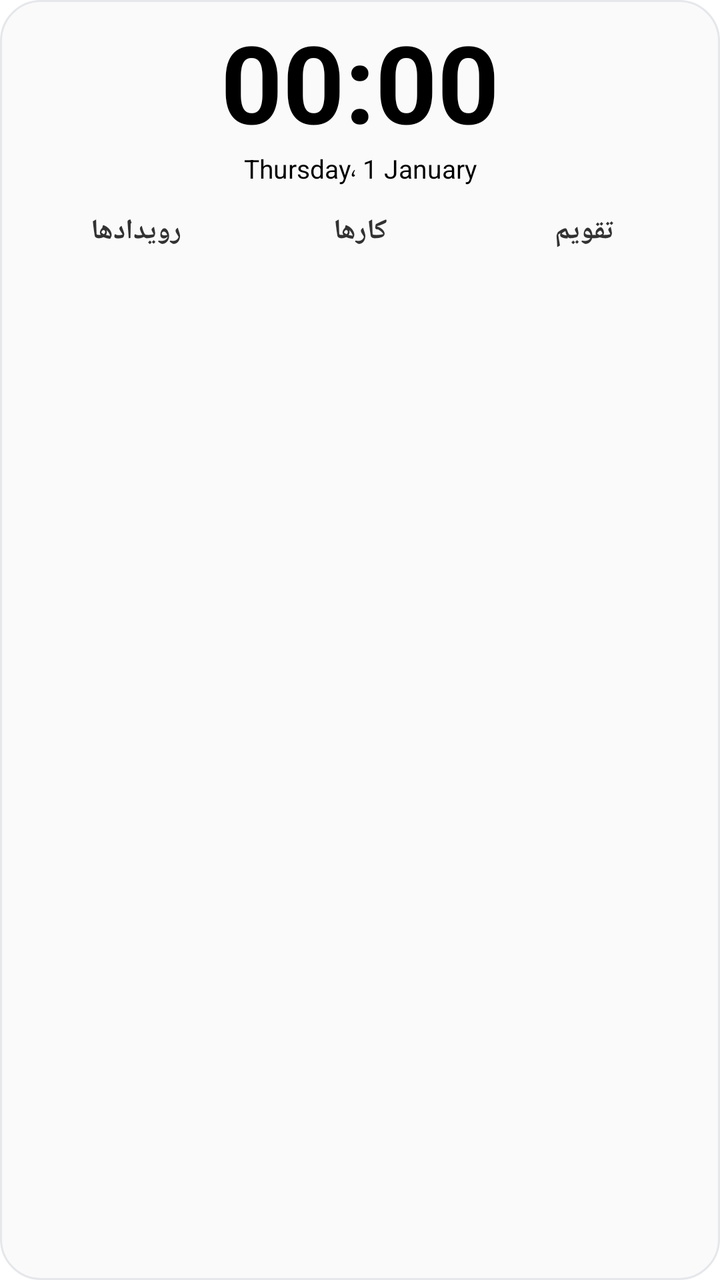
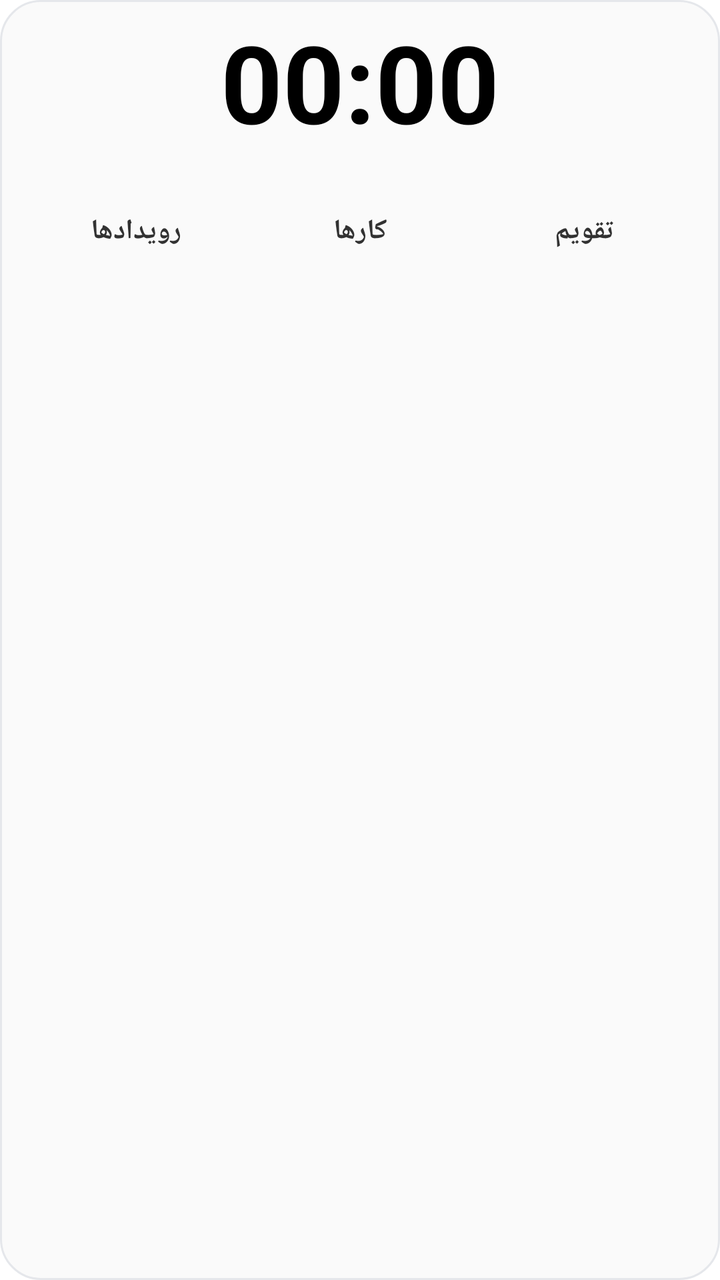

Two renders of the same Android screen: before a commit and after it. Below are the layout's source before the change and the commit's diff.
<!-- AndroidManifest.xml: application theme NormalTheme -->
<!-- res/layout/planner_widget.xml -->
<LinearLayout xmlns:android="http://schemas.android.com/apk/res/android"
    android:layout_width="match_parent" android:layout_height="match_parent"
    android:orientation="vertical" android:padding="12dp" android:background="@drawable/widget_bg"
    android:layoutDirection="rtl" android:textDirection="rtl">

    <TextClock android:id="@+id/clock" android:layout_width="match_parent" android:layout_height="wrap_content"
        android:textSize="54sp" android:textStyle="bold" android:includeFontPadding="false"
        android:gravity="center" android:maxLines="1" android:format24Hour="HH:mm" android:format12Hour="HH:mm"
        android:textLocale="fa-IR" />
    <TextClock android:id="@+id/date" android:layout_width="match_parent" android:layout_height="wrap_content"
        android:textSize="13sp" android:gravity="center" android:maxLines="1"
        android:format24Hour="EEEE، d MMMM" android:format12Hour="EEEE، d MMMM" android:textLocale="fa-IR" />

    <LinearLayout android:layout_width="match_parent" android:layout_height="wrap_content"
        android:orientation="horizontal" android:gravity="center" android:layout_marginTop="6dp"
        android:layoutDirection="rtl" android:textDirection="rtl">
        <TextView android:id="@+id/tab_calendar" android:layout_width="0dp" android:layout_weight="1" android:layout_height="wrap_content" android:text="تقویم" android:gravity="center" android:textStyle="bold" android:padding="7dp" />
        <TextView android:id="@+id/tab_tasks" android:layout_width="0dp" android:layout_weight="1" android:layout_height="wrap_content" android:text="کارها" android:gravity="center" android:textStyle="bold" android:padding="7dp" />
        <TextView android:id="@+id/tab_events" android:layout_width="0dp" android:layout_weight="1" android:layout_height="wrap_content" android:text="رویدادها" android:gravity="center" android:textStyle="bold" android:padding="7dp" />
    </LinearLayout>

    <TextView android:id="@+id/widget_title" android:layout_width="match_parent" android:layout_height="wrap_content"
        android:textStyle="bold" android:textSize="14sp" android:gravity="end" android:layout_marginTop="4dp"
        android:layoutDirection="rtl" android:textDirection="rtl" />

    <ListView android:id="@+id/widget_list" android:layout_width="match_parent" android:layout_height="0dp"
        android:layout_weight="1" android:layout_marginTop="4dp" android:dividerHeight="1dp"
        android:scrollbars="vertical" android:fadeScrollbars="false"
        android:layoutDirection="rtl" android:textDirection="rtl" />
</LinearLayout>
<!-- resources referenced by this layout -->
<resources>
  <!-- drawable widget_bg (drawable) -->
  <shape xmlns:android="http://schemas.android.com/apk/res/android" android:shape="rectangle"><solid android:color="#FAFAFA"/><corners android:radius="20dp"/><stroke android:width="1dp" android:color="#E5E7EB"/></shape>
  <style name="NormalTheme" parent="@android:style/Theme.Light.NoTitleBar">
          <item name="android:windowBackground">?android:colorBackground</item>
          <item name="android:windowLightStatusBar">true</item>
          <item name="android:statusBarColor">#FAFAFA</item>
          <item name="android:navigationBarColor">#FAFAFA</item>
          <item name="android:windowActionModeOverlay">true</item>
      </style>
</resources>

<!-- the commit's change to res/layout/planner_widget.xml (unified diff, before → after) -->
@@ -7,9 +7,9 @@
         android:textSize="54sp" android:textStyle="bold" android:includeFontPadding="false"
         android:gravity="center" android:maxLines="1" android:format24Hour="HH:mm" android:format12Hour="HH:mm"
         android:textLocale="fa-IR" />
-    <TextClock android:id="@+id/date" android:layout_width="match_parent" android:layout_height="wrap_content"
+    <TextView android:id="@+id/date" android:layout_width="match_parent" android:layout_height="wrap_content"
         android:textSize="13sp" android:gravity="center" android:maxLines="1"
-        android:format24Hour="EEEE، d MMMM" android:format12Hour="EEEE، d MMMM" android:textLocale="fa-IR" />
+        android:layoutDirection="rtl" android:textDirection="rtl" />
 
     <LinearLayout android:layout_width="match_parent" android:layout_height="wrap_content"
         android:orientation="horizontal" android:gravity="center" android:layout_marginTop="6dp"
